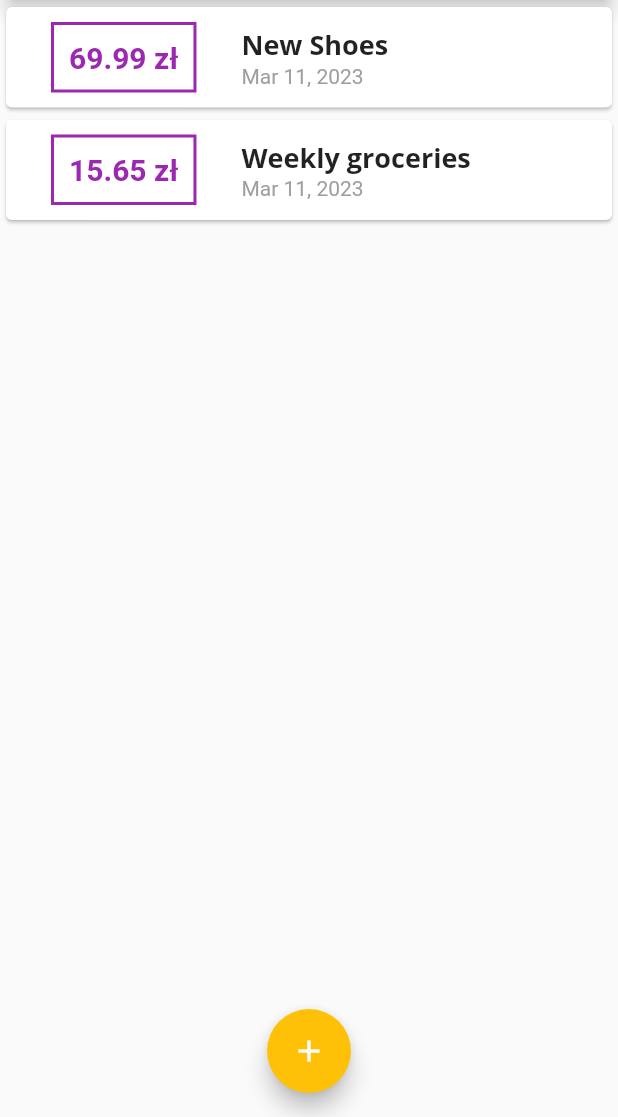
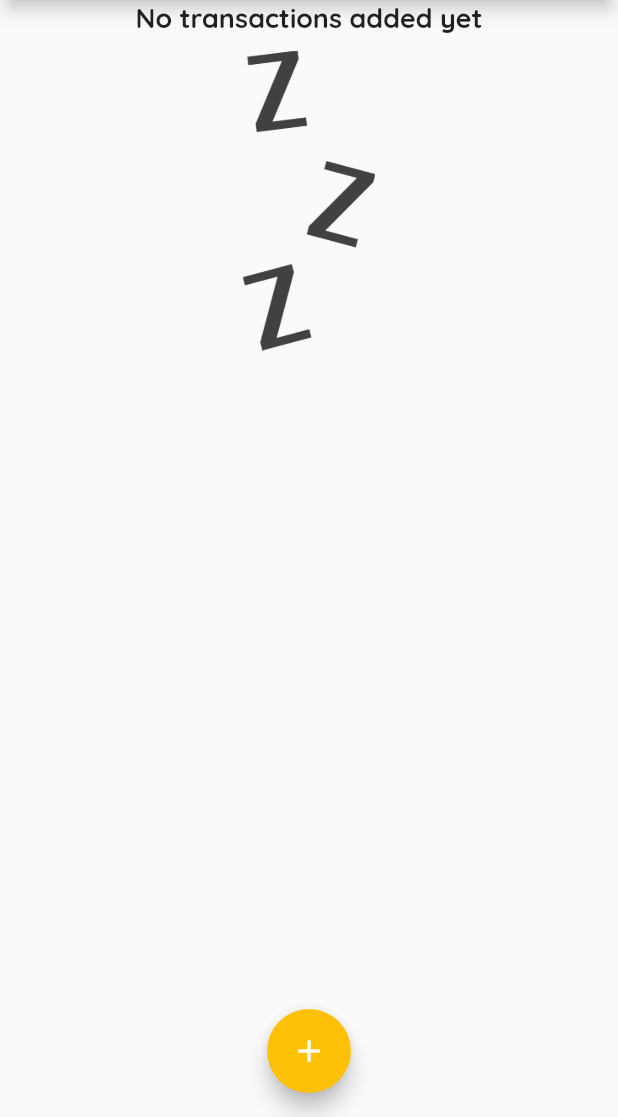
Before and after one commit to Industrylaud/personal_expenses, a Flutter app: the screen it shows after launch, on a phone screen of 412 x 824 dp, the part 119-1236 px from its top. Run offline on Flutter 3.47's test engine with Material 2 defaults, Android fonts, the phone set to English and light mode, and no system bars.

Commit message:
Add image when there is no transaction

```diff
--- a/lib/main.dart
+++ b/lib/main.dart
@@ -13,8 +13,8 @@ class MyApp extends StatelessWidget {
       primarySwatch: Colors.purple,
       fontFamily: 'Quicksand',
       textTheme: ThemeData.light().textTheme.copyWith(
-            headline6: TextStyle(
-              fontFamily: 'OpenSans',
+            titleLarge: TextStyle(
+              fontFamily: 'Quicksand',
               fontWeight: FontWeight.bold,
               fontSize: 18,
             ),
@@ -47,18 +47,18 @@ class MyHomePage extends StatefulWidget {
 
 class _MyHomePageState extends State<MyHomePage> {
   final List<Transaction> _userTransactions = [
-    Transaction(
-      id: 't1',
-      title: 'New Shoes',
-      amount: 69.99,
-      transactionDate: DateTime.now(),
-    ),
-    Transaction(
-      id: 't2',
-      title: 'Weekly groceries',
-      amount: 15.65,
-      transactionDate: DateTime.now(),
-    ),
+    // Transaction(
+    //   id: 't1',
+    //   title: 'New Shoes',
+    //   amount: 69.99,
+    //   transactionDate: DateTime.now(),
+    // ),
+    // Transaction(
+    //   id: 't2',
+    //   title: 'Weekly groceries',
+    //   amount: 15.65,
+    //   transactionDate: DateTime.now(),
+    // ),
   ];
 
   void _addNewTransaction(String title, double amount) {
@@ -99,8 +99,8 @@ class _MyHomePageState extends State<MyHomePage> {
       ),
       body: SingleChildScrollView(
         child: Column(
-          mainAxisAlignment: MainAxisAlignment.start,
-          crossAxisAlignment: CrossAxisAlignment.start,
+          //mainAxisAlignment: MainAxisAlignment.start,
+          crossAxisAlignment: CrossAxisAlignment.stretch,
           children: [
             Container(
               width: double.infinity,
--- a/lib/widgets/transactions_list.dart
+++ b/lib/widgets/transactions_list.dart
@@ -12,7 +12,26 @@ class TransactionList extends StatelessWidget {
   Widget build(BuildContext context) {
     return Container(
       height: 300,
-      child: ListView.builder(
+      child: transactions.isEmpty
+          ? Column(
+              children: [
+                Text(
+                  'No transactions added yet',
+                  style: Theme.of(context).textTheme.titleLarge,
+                ),
+                SizedBox(
+                  height: 10,
+                ),
+                Container(
+                  height: 200,
+                  child: Image.asset(
+                    'assets/images/waiting.png',
+                    fit: BoxFit.cover,
+                  ),
+                ),
+              ],
+            )
+          : ListView.builder(
               itemBuilder: (ctx, index) {
                 return Card(
                   child: Row(
@@ -35,7 +54,7 @@ class TransactionList extends StatelessWidget {
                               fontWeight: FontWeight.bold,
                               fontSize: 20,
                               color: Theme.of(context).primaryColor,
-                    ),
+                              fontFamily: 'Quicksand'),
                         ),
                       ),
                       Column(
@@ -43,7 +62,7 @@ class TransactionList extends StatelessWidget {
                         children: [
                           Text(
                             transactions[index].title,
-                      style: Theme.of(context).textTheme.headline6,
+                            style: Theme.of(context).textTheme.titleLarge,
                           ),
                           Text(
                             DateFormat.yMMMd()
--- a/pubspec.yaml
+++ b/pubspec.yaml
@@ -46,8 +46,8 @@ flutter:
   uses-material-design: true
 
   # To add assets to your application, add an assets section, like this:
-  # assets:
-  #   - images/a_dot_burr.jpeg
+  assets:
+    - assets/images/waiting.png
   #   - images/a_dot_ham.jpeg
 
   # An image asset can refer to one or more resolution-specific "variants", see
```
Lines whose indentation alone changed are shown as unchanged.
